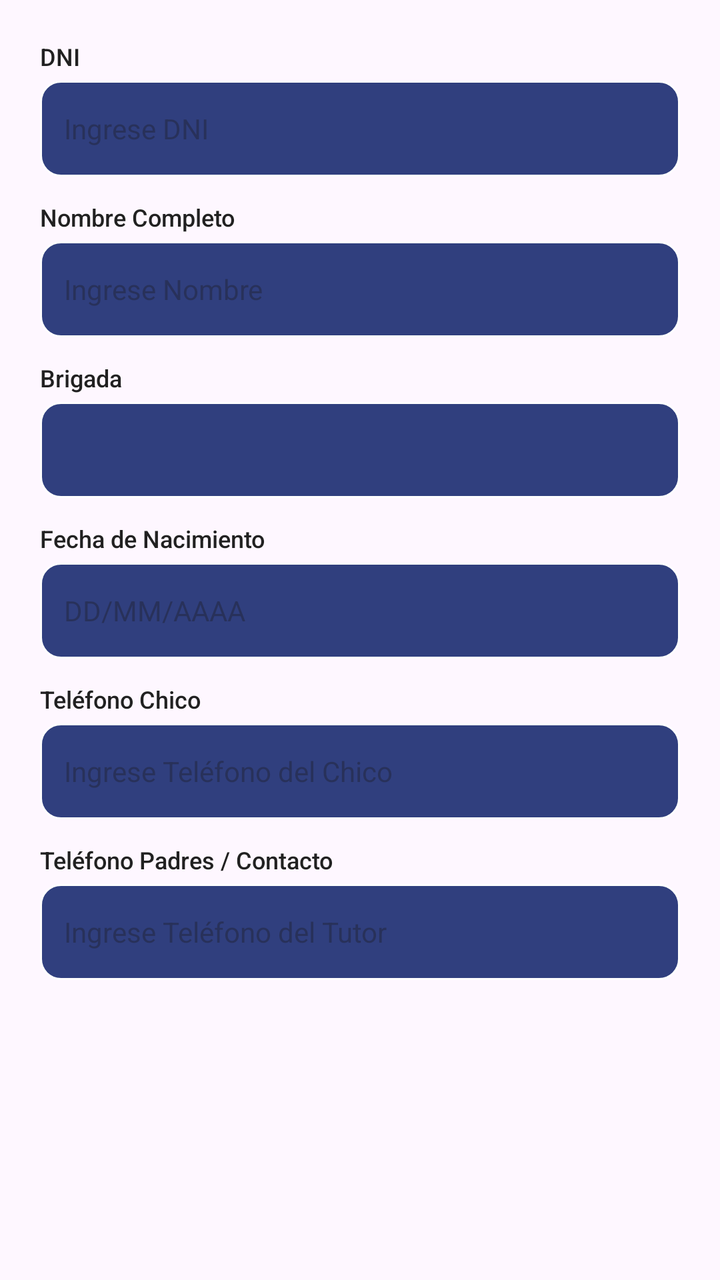
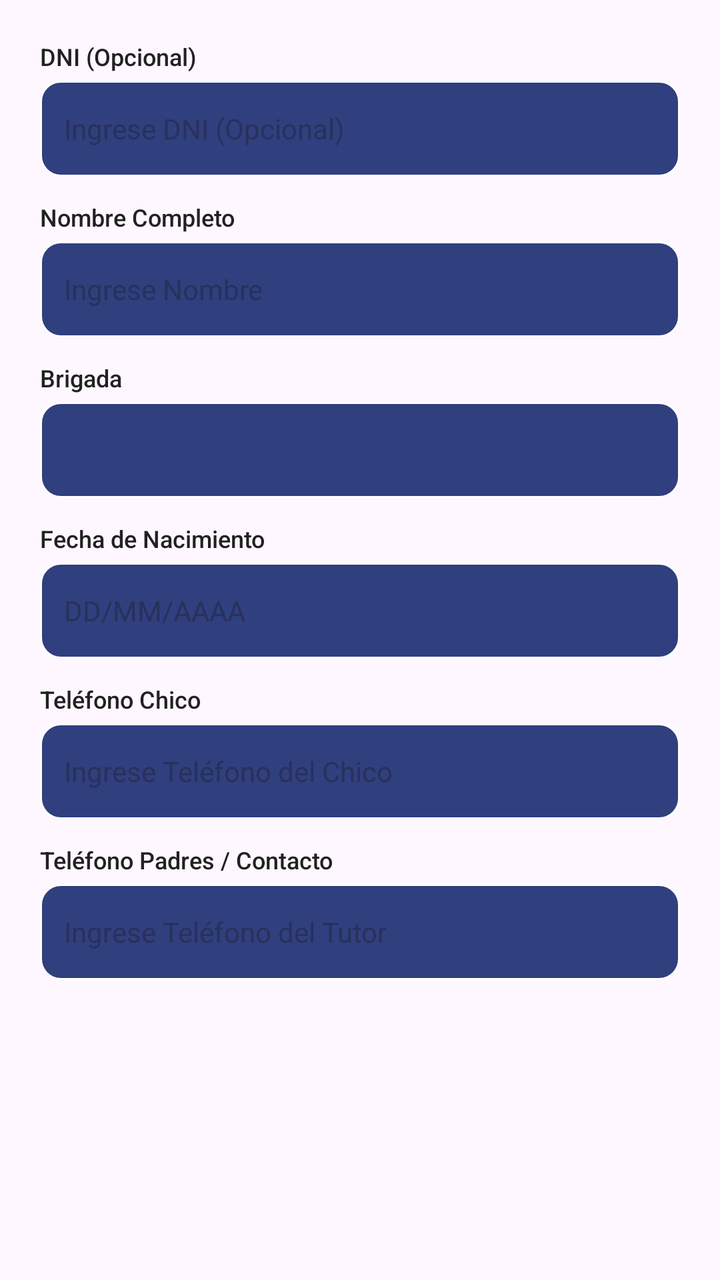

An Android layout rendered at two revisions. The XML below is the earlier revision; the diff shows what the commit changed to produce the second picture.
<!-- AndroidManifest.xml: application theme Theme.ServiamApp -->
<!-- res/layout/dialog_agregar_chico.xml -->
<?xml version="1.0" encoding="utf-8"?>
<ScrollView xmlns:android="http://schemas.android.com/apk/res/android"
    android:layout_width="match_parent"
    android:layout_height="wrap_content"
    android:padding="20dp">

    <LinearLayout
        android:layout_width="match_parent"
        android:layout_height="wrap_content"
        android:orientation="vertical">

        
        <TextView
            android:layout_width="wrap_content"
            android:layout_height="wrap_content"
            android:fontFamily="sans-serif-medium"
            android:text="DNI"
            android:textColor="@color/negro"
            android:textSize="12sp" />

        <EditText
            android:id="@+id/editDni"
            android:layout_width="match_parent"
            android:layout_height="48dp"
            android:layout_marginTop="4dp"
            android:layout_marginBottom="12dp"
            android:background="@drawable/bg_input_field"
            android:hint="Ingrese DNI"
            android:inputType="number"
            android:paddingStart="12dp"
            android:paddingEnd="12dp"
            android:textSize="14sp" />

        
        <TextView
            android:layout_width="wrap_content"
            android:layout_height="wrap_content"
            android:fontFamily="sans-serif-medium"
            android:text="Nombre Completo"
            android:textColor="@color/negro"
            android:textSize="12sp" />

        <EditText
            android:id="@+id/editNombre"
            android:layout_width="match_parent"
            android:layout_height="48dp"
            android:layout_marginTop="4dp"
            android:layout_marginBottom="12dp"
            android:background="@drawable/bg_input_field"
            android:hint="Ingrese Nombre"
            android:inputType="textPersonName"
            android:paddingStart="12dp"
            android:paddingEnd="12dp"
            android:textSize="14sp" />

        
        <TextView
            android:layout_width="wrap_content"
            android:layout_height="wrap_content"
            android:fontFamily="sans-serif-medium"
            android:text="Brigada"
            android:textColor="@color/negro"
            android:textSize="12sp" />

        <Spinner
            android:id="@+id/spinnerBrigada"
            android:layout_width="match_parent"
            android:layout_height="48dp"
            android:layout_marginTop="4dp"
            android:layout_marginBottom="12dp"
            android:background="@drawable/bg_input_field"
            android:padding="12dp" />

        
        <TextView
            android:layout_width="wrap_content"
            android:layout_height="wrap_content"
            android:fontFamily="sans-serif-medium"
            android:text="Edad (Calculada automáticamente)"
            android:textColor="@color/negro"
            android:textSize="12sp"
            android:visibility="gone" />

        <EditText
            android:id="@+id/editEdad"
            android:layout_width="match_parent"
            android:layout_height="48dp"
            android:layout_marginTop="4dp"
            android:layout_marginBottom="12dp"
            android:background="@drawable/bg_input_field"
            android:hint="Calculada por fecha de nacimiento"
            android:inputType="number"
            android:paddingStart="12dp"
            android:paddingEnd="12dp"
            android:visibility="gone"
            android:textSize="14sp" />

        
        <TextView
            android:layout_width="wrap_content"
            android:layout_height="wrap_content"
            android:fontFamily="sans-serif-medium"
            android:text="Fecha de Nacimiento"
            android:textColor="@color/negro"
            android:textSize="12sp" />

        <EditText
            android:id="@+id/editFechaNac"
            android:layout_width="match_parent"
            android:layout_height="48dp"
            android:layout_marginTop="4dp"
            android:layout_marginBottom="12dp"
            android:background="@drawable/bg_input_field"
            android:hint="DD/MM/AAAA"
            android:inputType="datetime"
            android:paddingStart="12dp"
            android:paddingEnd="12dp"
            android:textSize="14sp" />

        
        <TextView
            android:layout_width="wrap_content"
            android:layout_height="wrap_content"
            android:fontFamily="sans-serif-medium"
            android:text="Teléfono Chico"
            android:textColor="@color/negro"
            android:textSize="12sp" />

        <EditText
            android:id="@+id/editTelChico"
            android:layout_width="match_parent"
            android:layout_height="48dp"
            android:layout_marginTop="4dp"
            android:layout_marginBottom="12dp"
            android:background="@drawable/bg_input_field"
            android:hint="Ingrese Teléfono del Chico"
            android:inputType="phone"
            android:paddingStart="12dp"
            android:paddingEnd="12dp"
            android:textSize="14sp" />

        
        <TextView
            android:layout_width="wrap_content"
            android:layout_height="wrap_content"
            android:fontFamily="sans-serif-medium"
            android:text="Teléfono Padres / Contacto"
            android:textColor="@color/negro"
            android:textSize="12sp" />

        <EditText
            android:id="@+id/editTelPadres"
            android:layout_width="match_parent"
            android:layout_height="48dp"
            android:layout_marginTop="4dp"
            android:background="@drawable/bg_input_field"
            android:hint="Ingrese Teléfono del Tutor"
            android:inputType="phone"
            android:paddingStart="12dp"
            android:paddingEnd="12dp"
            android:textSize="14sp" />

    </LinearLayout>
</ScrollView>
<!-- resources referenced by this layout -->
<resources>
  <color name="negro">#212121</color>
  <!-- drawable bg_input_field (drawable) -->
  <?xml version="1.0" encoding="utf-8"?>
  <shape xmlns:android="http://schemas.android.com/apk/res/android"
      android:shape="rectangle">
  
      <solid android:color="@color/color_halcones_claro"/>
      <corners android:radius="10dp"/>
      <stroke
          android:width="1dp"
          android:color="@color/blanco"/>
  
  </shape>
  <style name="Theme.ServiamApp" parent="Base.Theme.ServiamApp" />
  <color name="color_halcones_claro">#303F7E</color>
  <color name="blanco">#FFFFFF</color>
  <style name="Base.Theme.ServiamApp" parent="Theme.Material3.DayNight.NoActionBar">
          
          
      </style>
</resources>

<!-- the commit's change to res/layout/dialog_agregar_chico.xml (unified diff, before → after) -->
@@ -14,7 +14,7 @@
             android:layout_width="wrap_content"
             android:layout_height="wrap_content"
             android:fontFamily="sans-serif-medium"
-            android:text="DNI"
+            android:text="DNI (Opcional)"
             android:textColor="@color/negro"
             android:textSize="12sp" />
 
@@ -25,7 +25,7 @@
             android:layout_marginTop="4dp"
             android:layout_marginBottom="12dp"
             android:background="@drawable/bg_input_field"
-            android:hint="Ingrese DNI"
+            android:hint="Ingrese DNI (Opcional)"
             android:inputType="number"
             android:paddingStart="12dp"
             android:paddingEnd="12dp"
@@ -55,6 +55,7 @@
 
         
         <TextView
+            android:id="@+id/labelBrigada"
             android:layout_width="wrap_content"
             android:layout_height="wrap_content"
             android:fontFamily="sans-serif-medium"
